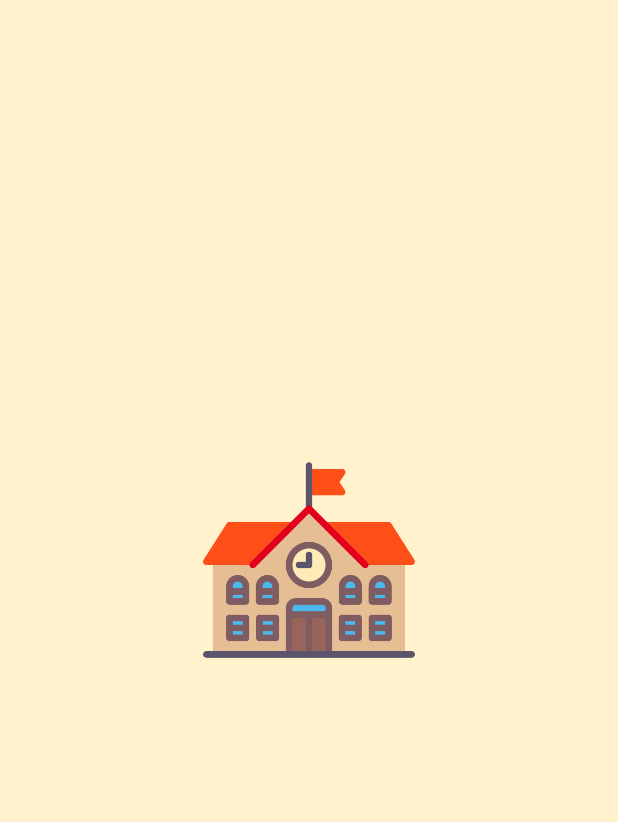
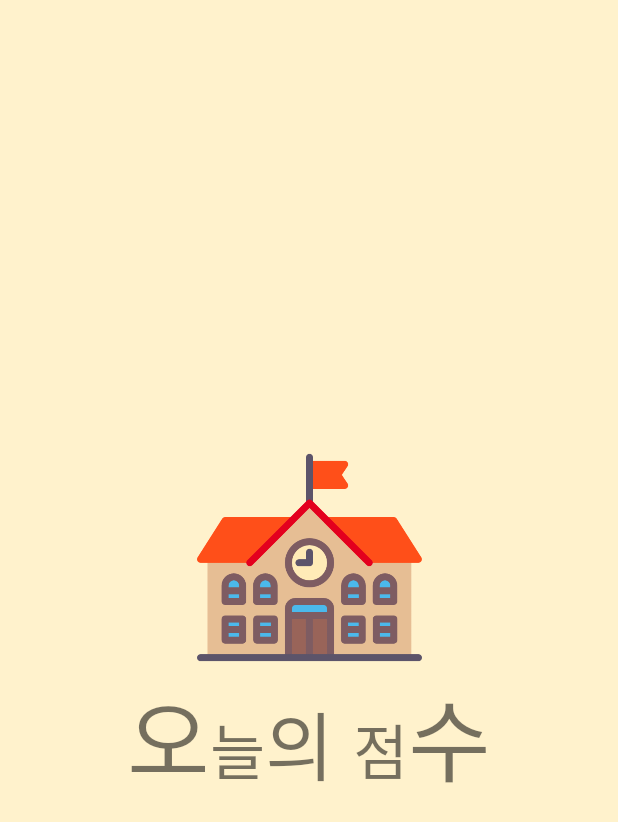
Before and after one commit to ohsuz/TODAY-S_SCORE, an Android app: the first screen one second after launch (SplashActivity), on a phone screen of 412 x 824 dp. Shown: the top 822 px of the screen. Run offline under Robolectric (Android 15) with nearby library versions, the phone set to English and light mode, and no system bars.

Commit message:
:hammer: add title to splash fragment

```diff
--- a/today's_score/app/src/main/java/com/example/ohjeom/MainActivity.java
+++ b/today's_score/app/src/main/java/com/example/ohjeom/MainActivity.java
@@ -2,6 +2,7 @@ package com.example.ohjeom;
 
 import android.Manifest;
 import android.app.AppOpsManager;
+import android.app.FragmentTransaction;
 import android.content.Context;
 import android.content.Intent;
 import android.content.SharedPreferences;
--- a/today's_score/app/src/main/java/com/example/ohjeom/SplashActivity.java
+++ b/today's_score/app/src/main/java/com/example/ohjeom/SplashActivity.java
@@ -3,7 +3,10 @@ package com.example.ohjeom;
 import android.content.Intent;
 import android.os.Bundle;
 import android.os.Handler;
+import android.os.Message;
 import android.util.Log;
+import android.view.View;
+import android.widget.TextView;
 
 import com.example.ohjeom.models.Storage;
 import com.example.ohjeom.retrofit.RetrofitClient;
@@ -11,6 +14,9 @@ import com.example.ohjeom.retrofit.ScoreFunctions;
 import com.example.ohjeom.retrofit.TemplateService;
 import com.example.ohjeom.ui.statistics.StatisticsFragment;
 import com.google.gson.JsonObject;
+
+import java.util.Timer;
+import java.util.TimerTask;
 
 import androidx.annotation.Nullable;
 import androidx.appcompat.app.AppCompatActivity;
@@ -26,6 +32,11 @@ public class SplashActivity extends AppCompatActivity {
         super.onCreate(savedInstanceState);
         setContentView(R.layout.activity_splash);
         String userID = getSharedPreferences("user", MODE_PRIVATE).getString("id", "aaa");
+        TextView one = findViewById(R.id.one);
+        TextView two = findViewById(R.id.two);
+        TextView three = findViewById(R.id.three);
+        TextView four = findViewById(R.id.four);
+        TextView five = findViewById(R.id.five);
 
         /*
         미리 userID에 해당하는 템플릿 설정 여부와 오늘의 점수를 가져옴
@@ -60,6 +71,83 @@ public class SplashActivity extends AppCompatActivity {
             }
         });
 
+        Handler handler1 = new Handler(){
+            public void handleMessage(Message msg){
+                one.setVisibility(View.VISIBLE);
+            }
+        };
+
+        Handler handler2 = new Handler(){
+            public void handleMessage(Message msg){
+                two.setVisibility(View.VISIBLE);
+            }
+        };
+
+        Handler handler3 = new Handler(){
+            public void handleMessage(Message msg){
+                three.setVisibility(View.VISIBLE);
+            }
+        };
+
+        Handler handler4 = new Handler(){
+            public void handleMessage(Message msg){
+                four.setVisibility(View.VISIBLE);
+            }
+        };
+
+        Handler handler5 = new Handler(){
+            public void handleMessage(Message msg){
+                five.setVisibility(View.VISIBLE);
+            }
+        };
+
+        TimerTask tt1 = new TimerTask() {
+            @Override
+            public void run() {
+                Message msg = handler1.obtainMessage();
+                handler1.sendMessage(msg);
+            }
+        };
+
+        TimerTask tt2 = new TimerTask() {
+            @Override
+            public void run() {
+                Message msg = handler2.obtainMessage();
+                handler2.sendMessage(msg);
+            }
+        };
+
+        TimerTask tt3 = new TimerTask() {
+            @Override
+            public void run() {
+                Message msg = handler3.obtainMessage();
+                handler3.sendMessage(msg);
+            }
+        };
+
+        TimerTask tt4 = new TimerTask() {
+            @Override
+            public void run() {
+                Message msg = handler4.obtainMessage();
+                handler4.sendMessage(msg);
+            }
+        };
+
+        TimerTask tt5 = new TimerTask() {
+            @Override
+            public void run() {
+                Message msg = handler5.obtainMessage();
+                handler5.sendMessage(msg);
+            }
+        };
+
+        Timer timer = new Timer();
+        timer.schedule(tt1, 500);
+        timer.schedule(tt2, 1000);
+        timer.schedule(tt3, 1500);
+        timer.schedule(tt4, 2000);
+        timer.schedule(tt5, 2500);
+
         Handler handler = new Handler();
         handler.postDelayed(new SplashHandler(), 3000);
     }
--- a/today's_score/app/src/main/java/com/example/ohjeom/ui/templates/TemplateActivity.java
+++ b/today's_score/app/src/main/java/com/example/ohjeom/ui/templates/TemplateActivity.java
@@ -296,6 +296,11 @@ public class TemplateActivity extends AppCompatActivity {
                 intentHome.addFlags(Intent.FLAG_ACTIVITY_CLEAR_TOP);
                 intentHome.addFlags(Intent.FLAG_ACTIVITY_SINGLE_TOP);
                 startActivity(intentHome);
+
+                Intent intent = getIntent();
+                finish();
+                startActivity(intent);
+
                 dialog.dismiss();
                 finish();
             }
--- a/today's_score/app/src/main/java/com/example/ohjeom/ui/templates/privateTemplate/PrivateFragment.java
+++ b/today's_score/app/src/main/java/com/example/ohjeom/ui/templates/privateTemplate/PrivateFragment.java
@@ -187,9 +187,4 @@ public class PrivateFragment extends Fragment {
             }
         });
     }
-
-    public void refresh() {
-        FragmentTransaction ft = getFragmentManager().beginTransaction();
-        ft.detach(this).attach(this).commit();
-    }
 }
--- a/today's_score/app/src/main/java/com/example/ohjeom/ui/templates/templateMaker/MakerActivity2.java
+++ b/today's_score/app/src/main/java/com/example/ohjeom/ui/templates/templateMaker/MakerActivity2.java
@@ -20,6 +20,7 @@ import android.widget.Button;
 import android.widget.EditText;
 import android.widget.ImageButton;
 import android.widget.LinearLayout;
+import android.widget.ListView;
 import android.widget.RelativeLayout;
 import android.widget.SeekBar;
 import android.widget.TextView;
@@ -50,6 +51,7 @@ import com.example.ohjeom.models.Template;
 import com.example.ohjeom.models.Templates;
 import com.example.ohjeom.retrofit.RetrofitClient;
 import com.example.ohjeom.retrofit.TemplateService;
+import com.example.ohjeom.ui.templates.privateTemplate.PrivateFragment;
 import com.google.android.gms.common.api.Status;
 import com.google.android.libraries.places.api.Places;
 import com.google.android.libraries.places.api.model.Place;
@@ -71,7 +73,6 @@ public class MakerActivity2 extends AppCompatActivity {
     private static final String TAG = "MakerActivity2";
     private Retrofit retrofit;
     private TemplateService templateService;
-
 
     private Template privateTemplate;
     private String templateName;
@@ -170,7 +171,6 @@ public class MakerActivity2 extends AppCompatActivity {
             }
         }
 
-        // privateTemplate.setComponents(components); --------------------- 필요없는거 확실해지면 지우자
         currentTime = Calendar.getInstance();
 
         /*
--- a/today's_score/app/src/main/res/layout/activity_splash.xml
+++ b/today's_score/app/src/main/res/layout/activity_splash.xml
@@ -2,14 +2,15 @@
 <androidx.constraintlayout.widget.ConstraintLayout
     xmlns:android="http://schemas.android.com/apk/res/android"
     xmlns:app="http://schemas.android.com/apk/res-auto"
+    xmlns:tools="http://schemas.android.com/tools"
     android:layout_width="match_parent"
     android:layout_height="match_parent"
     android:background="@color/colorBackground">
 
     <ImageView
         android:id="@+id/icon_school"
-        android:layout_width="144dp"
-        android:layout_height="141dp"
+        android:layout_width="150dp"
+        android:layout_height="150dp"
         android:layout_marginBottom="250dp"
         android:src="@drawable/icon_school"
         app:layout_constraintTop_toTopOf="parent"
@@ -19,4 +20,59 @@
         app:layout_constraintLeft_toLeftOf="parent"
         app:layout_constraintRight_toRightOf="parent" />
 
+    <LinearLayout
+        android:layout_width="wrap_content"
+        android:layout_height="wrap_content"
+        android:orientation="horizontal"
+        app:layout_constraintTop_toBottomOf="@+id/icon_school"
+        app:layout_constraintVertical_bias="0.5"
+        app:layout_constraintLeft_toLeftOf="parent"
+        app:layout_constraintRight_toRightOf="parent"
+        tools:ignore="MissingConstraints">
+
+        <TextView
+            android:id="@+id/one"
+            android:layout_width="wrap_content"
+            android:layout_height="wrap_content"
+            android:visibility="gone"
+            android:fontFamily="@font/jua"
+            android:text="오"
+            android:textSize="60sp" />
+
+        <TextView
+            android:id="@+id/two"
+            android:layout_width="wrap_content"
+            android:layout_height="wrap_content"
+            android:visibility="gone"
+            android:fontFamily="@font/jua"
+            android:text="늘"
+            android:textSize="40sp" />
+
+        <TextView
+            android:id="@+id/three"
+            android:layout_width="wrap_content"
+            android:layout_height="wrap_content"
+            android:visibility="gone"
+            android:fontFamily="@font/jua"
+            android:text="의 "
+            android:textSize="50sp" />
+
+        <TextView
+            android:id="@+id/four"
+            android:layout_width="wrap_content"
+            android:layout_height="wrap_content"
+            android:visibility="gone"
+            android:fontFamily="@font/jua"
+            android:text="점"
+            android:textSize="40sp" />
+        <TextView
+            android:id="@+id/five"
+            android:layout_width="wrap_content"
+            android:layout_height="wrap_content"
+            android:visibility="gone"
+            android:fontFamily="@font/jua"
+            android:text="수"
+            android:textSize="60sp" />
+    </LinearLayout>
+
 </androidx.constraintlayout.widget.ConstraintLayout>
```
